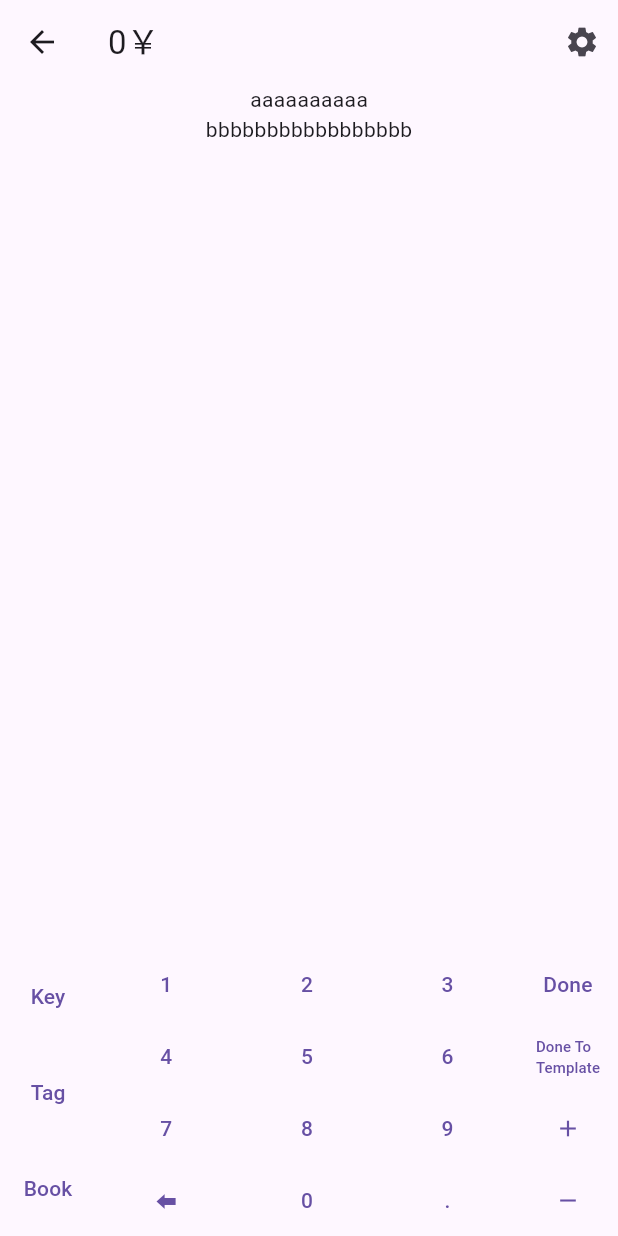
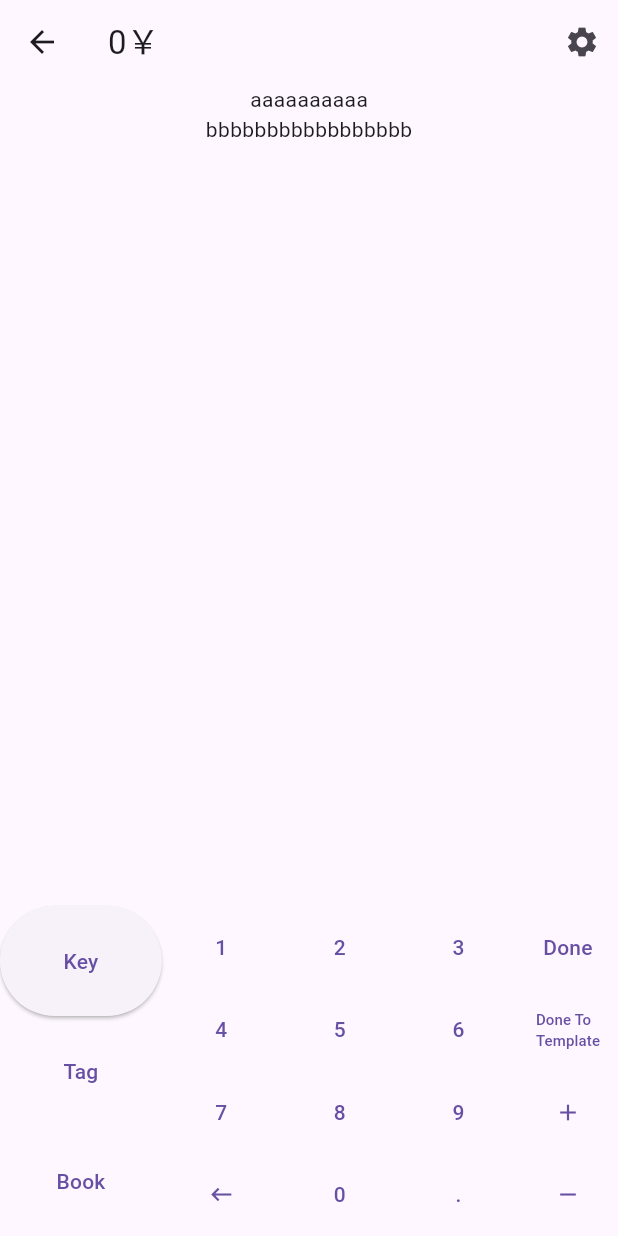
Before and after one commit to qcbf/quick_log_money, a Flutter app: the screen it shows after launch, on a phone screen of 412 x 824 dp. Run offline on Flutter 3.47's test engine with Material 3 defaults, Android fonts, the phone set to English and light mode, and no system bars.

Commit message:
记账页面输入区

```diff
--- /dev/null
+++ b/quick_money_flutter/lib/flib/extensions_helper.dart
@@ -0,0 +1,11 @@
+import 'package:flutter/material.dart';
+
+extension StringHelper on String {
+  void Log() => print(this);
+}
+
+extension WidgetHelper on Widget {
+  Expanded WrapExpanded({int flex = 1}) => Expanded(flex: flex, child: this);
+  IntrinsicWidth WrapIntrinsicWidth({double? stepWidth, double? stepHeight}) => IntrinsicWidth(stepWidth: stepWidth, stepHeight: stepHeight, child: this);
+  IntrinsicHeight WrapIntrinsicHeight() => IntrinsicHeight(child: this);
+}
--- a/quick_money_flutter/lib/pages/record_money/numeric_keyboard.dart
+++ b/quick_money_flutter/lib/pages/record_money/numeric_keyboard.dart
@@ -16,51 +16,49 @@ enum NumericKeyboardKey {
   LongBack,
 }
 
-String NumericKeyboardKeyToString(NumericKeyboardKey key) {
+Widget NumericKeyboardKeyToWidget(NumericKeyboardKey key) {
   if (key == NumericKeyboardKey.Back) {
-    return "⬅";
+    return const Icon(Icons.keyboard_backspace);
   } else if (key == NumericKeyboardKey.Dot) {
-    return ".";
+    return const Text(".");
   }
-  return key.index.toString();
+  return Text(key.index.toString());
 }
 
 class NumericKeyboard extends StatelessWidget {
-  final Function(NumericKeyboardKey, String) OnTap;
+  final Function(NumericKeyboardKey key) OnTap;
+
   const NumericKeyboard(this.OnTap, {super.key});
 
   @override
   Widget build(BuildContext context) {
-    return Table(
+    return Column(
       children: [
-        TableRow(children: [
-          NumericButton(NumericKeyboardKey.N1),
-          NumericButton(NumericKeyboardKey.N2),
-          NumericButton(NumericKeyboardKey.N3),
-        ]),
-        TableRow(children: [
-          NumericButton(NumericKeyboardKey.N4),
-          NumericButton(NumericKeyboardKey.N5),
-          NumericButton(NumericKeyboardKey.N6),
-        ]),
-        TableRow(children: [
-          NumericButton(NumericKeyboardKey.N7),
-          NumericButton(NumericKeyboardKey.N8),
-          NumericButton(NumericKeyboardKey.N9),
-        ]),
-        TableRow(children: [
-          GestureDetector(
-              onLongPress: () => OnTap(NumericKeyboardKey.LongBack, ""),
-              child: NumericButton(NumericKeyboardKey.Back)),
-          NumericButton(NumericKeyboardKey.N0),
-          NumericButton(NumericKeyboardKey.Dot),
-        ]),
+        _KeyboardRow(NumericKeyboardKey.N1, NumericKeyboardKey.N2, NumericKeyboardKey.N3),
+        _KeyboardRow(NumericKeyboardKey.N4, NumericKeyboardKey.N5, NumericKeyboardKey.N6),
+        _KeyboardRow(NumericKeyboardKey.N7, NumericKeyboardKey.N8, NumericKeyboardKey.N9),
+        _KeyboardRow(NumericKeyboardKey.Back, NumericKeyboardKey.N0, NumericKeyboardKey.Dot),
       ],
     );
   }
 
-  ButtonStyleButton NumericButton(NumericKeyboardKey key) {
-    var keyStr = NumericKeyboardKeyToString(key);
-    return TextButton(onPressed: () => OnTap(key, keyStr), child: Text(keyStr));
+  Widget _KeyboardRow(NumericKeyboardKey k1, NumericKeyboardKey k2, NumericKeyboardKey k3) {
+    return Expanded(
+      child: Row(crossAxisAlignment: CrossAxisAlignment.stretch, children: [
+        _NumericButton(k1),
+        _NumericButton(k2),
+        _NumericButton(k3),
+      ]),
+    );
   }
+
+  Widget _NumericButton(NumericKeyboardKey key) {
+    var keyStr = NumericKeyboardKeyToWidget(key);
+    Widget result = key == NumericKeyboardKey.Back
+        ? GestureDetector(onLongPress: () => OnTap(NumericKeyboardKey.LongBack), child: _NumericButtonImpl(key, keyStr))
+        : _NumericButtonImpl(key, keyStr);
+    return Expanded(child: result);
+  }
+
+  TextButton _NumericButtonImpl(NumericKeyboardKey key, Widget keyWidget) => TextButton(onPressed: () => OnTap(key), child: keyWidget);
 }
--- a/quick_money_flutter/lib/pages/record_money/record_money.dart
+++ b/quick_money_flutter/lib/pages/record_money/record_money.dart
@@ -1,4 +1,5 @@
 import 'package:flutter/material.dart';
+import 'package:quick_money_flutter/flib/extensions_helper.dart';
 import 'package:quick_money_flutter/pages/record_money/numeric_keyboard.dart';
 
 class RecordMoney extends StatefulWidget {
@@ -15,20 +16,19 @@ class _RecordMoneyState extends State<RecordMoney> {
     return Scaffold(
       appBar: AppBar(
         title: Text("${_title.isEmpty ? "0" : _title}￥"),
-        actions: [
-          IconButton(onPressed: () {}, icon: const Icon(Icons.settings))
-        ],
+        actions: [IconButton(onPressed: () {}, icon: const Icon(Icons.settings))],
       ),
       body: Column(
         children: [
           const Text("aaaaaaaaaa"),
           const Text("bbbbbbbbbbbbbbbbb"),
           const Spacer(),
-          IntrinsicHeight(
+          SizedBox(
+            height: 220,
             child: Row(
               children: [
-                BuildLeftMenu(),
-                BuildKeyboard(),
+                BuildLeftMenu().WrapExpanded(flex: 10),
+                BuildKeyboard().WrapExpanded(flex: 22),
                 BuildRightMenu(),
               ],
             ),
@@ -39,8 +39,7 @@ class _RecordMoneyState extends State<RecordMoney> {
   }
 
   Widget BuildKeyboard() {
-    return Expanded(
-      child: NumericKeyboard((key, keyStr) {
+    return NumericKeyboard((key) {
       setState(() {
         if (key == NumericKeyboardKey.Back) {
           if (_title.isNotEmpty) {
@@ -49,57 +48,57 @@ class _RecordMoneyState extends State<RecordMoney> {
         } else if (key == NumericKeyboardKey.LongBack) {
           _title = "";
         } else {
-            var temp = _title + keyStr;
+          var temp = _title + key.index.toString();
           if (double.tryParse(temp) != null) _title = temp;
         }
       });
-      }),
-    );
+    });
   }
 
   Widget BuildLeftMenu() {
     return Column(
-      mainAxisAlignment: MainAxisAlignment.spaceAround,
+      crossAxisAlignment: CrossAxisAlignment.stretch,
       children: [
-        TextButton(
+        ElevatedButton(
           onPressed: () {},
           child: const Text("Key"),
-        ),
+        ).WrapExpanded(),
         TextButton(
           onPressed: () {},
           child: const Text("Tag"),
-        ),
+        ).WrapExpanded(),
         TextButton(
           onPressed: () {},
           child: const Text("Book"),
-        ),
+        ).WrapExpanded(),
       ],
     );
   }
 
   Widget BuildRightMenu() {
     return Column(
+      crossAxisAlignment: CrossAxisAlignment.stretch,
       children: [
         TextButton(
           onPressed: () {},
           child: const Text("Done"),
-        ),
+        ).WrapExpanded(),
         TextButton(
           onPressed: () {},
           child: const Text(
             "Done To\nTemplate",
             style: TextStyle(fontSize: 10),
           ),
-        ),
+        ).WrapExpanded(),
         TextButton(
           onPressed: () {},
           child: const Icon(Icons.add),
-        ),
+        ).WrapExpanded(),
         TextButton(
           onPressed: () {},
           child: const Icon(Icons.remove),
-        ),
+        ).WrapExpanded(),
       ],
-    );
+    ).WrapIntrinsicWidth();
   }
 }
```
Also changed, not shown: 2 other files. Lines whose indentation alone changed are shown as unchanged.
